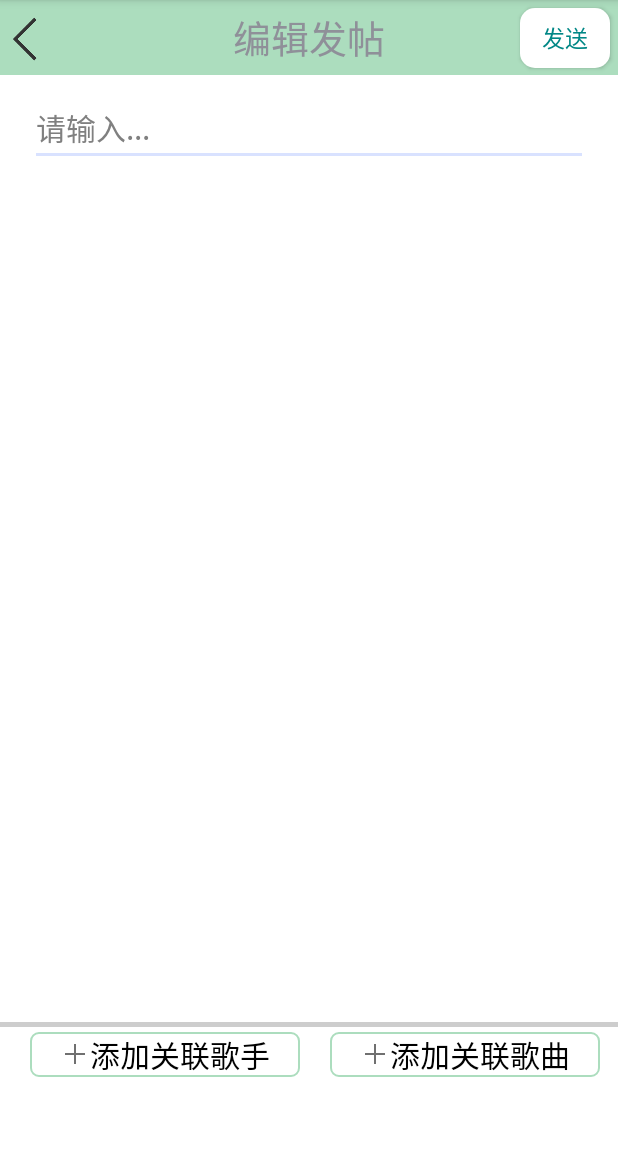
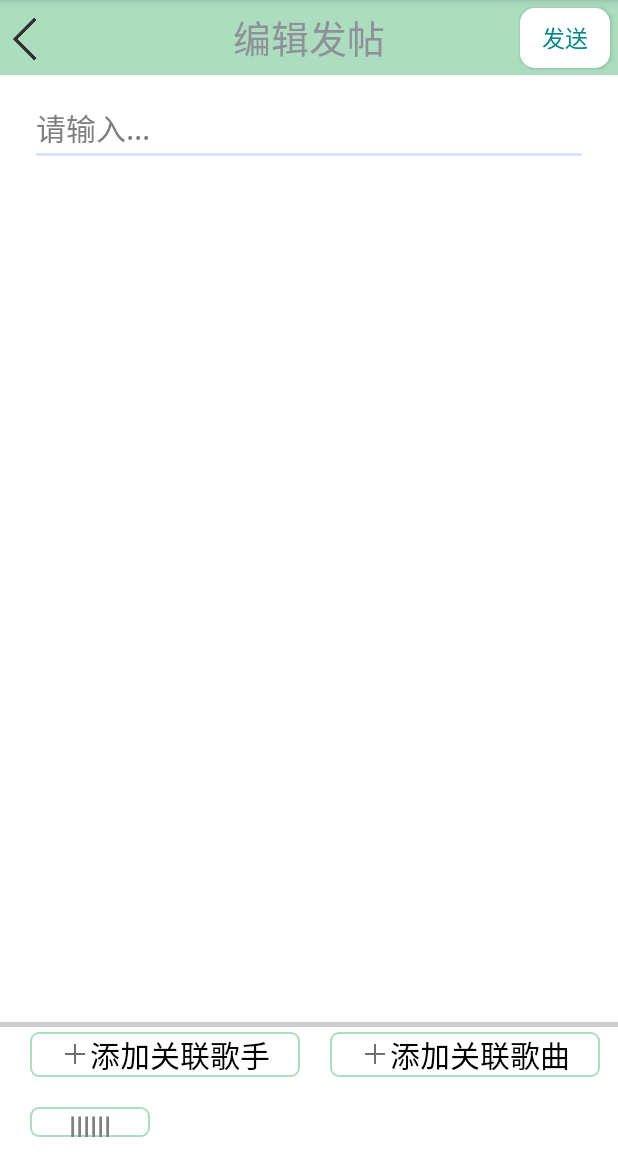
Before and after one commit to KingHollow/QingYue, an Android app: the activity_EditPost screen opened directly, with no data from a screen before it, on a phone screen of 412 x 824 dp, the part 84-1236 px from its top. Run offline under Robolectric (Android 15) with nearby library versions, the phone set to English and light mode, and no system bars.

```diff
--- a/QingYue/app/src/main/java/com/example/qingyue/activity_EditPost.java
+++ b/QingYue/app/src/main/java/com/example/qingyue/activity_EditPost.java
@@ -160,6 +160,7 @@ public class activity_EditPost extends Activity implements View.OnClickListener
         TextView yes = (TextView) vd.findViewById(R.id.yes);
         TextView cancel = (TextView) vd.findViewById(R.id.cancel);
         EditText n_song = (EditText) vd.findViewById(R.id.song);
+        View line = findViewById(R.id.line);
         yes.setOnClickListener(new View.OnClickListener() {
             @Override
             public void onClick(View v) {
@@ -191,6 +192,7 @@ public class activity_EditPost extends Activity implements View.OnClickListener
                         add_song.clearAnimation();
                         add_singer.setVisibility(View.INVISIBLE);
                         add_song.setVisibility(View.INVISIBLE);
+                        line.setVisibility(View.INVISIBLE);
                         relatedName.setVisibility(View.VISIBLE);
                         content = edit_content.getText().toString();
                         type = 1;
--- a/QingYue/app/src/main/res/layout/edit_post.xml
+++ b/QingYue/app/src/main/res/layout/edit_post.xml
@@ -60,6 +60,7 @@
     </EditText>
 
     <View
+        android:id="@+id/line"
         android:layout_width="match_parent"
         android:layout_height="3dp"
         android:layout_above="@+id/add_singer"
@@ -133,28 +134,28 @@
     </LinearLayout>
 
 
-    <LinearLayout
+    <RelativeLayout
         android:id="@+id/view_bottom"
         android:layout_width="match_parent"
         android:layout_height="40dp"
         android:layout_alignParentBottom="true"
         android:background="#FFFFFF"
-        android:gravity="center">
+        android:gravity="center_vertical">
 
         <TextView
             android:id="@+id/relaterName"
-            android:layout_width="wrap_content"
+            android:layout_width="80dp"
             android:layout_height="wrap_content"
-            android:layout_gravity="center"
+            android:layout_gravity="left"
             android:background="@drawable/bg_label_unclick"
             android:gravity="center"
-            android:paddingHorizontal="10dp"
-            android:paddingVertical="5dp"
+            android:layout_marginLeft="20dp"
+            android:layout_marginVertical="10dp"
+            android:text="llllll"
             android:textColor="@color/gray"
-            android:textSize="20sp"
-            android:visibility="gone">
+            android:textSize="20sp">
 
         </TextView>
 
-    </LinearLayout>
+    </RelativeLayout>
 </RelativeLayout>
```
Also changed, not shown: QingYue/app/src/main/java/com/example/qingyue/activity_aboutPost.java (+20 -0 lines), QingYue/app/src/main/res/layout/activity_about_post.xml (+14 -7 lines), QingYue/app/src/main/res/layout/dialog_comment.xml (added, +68 -0 lines).
